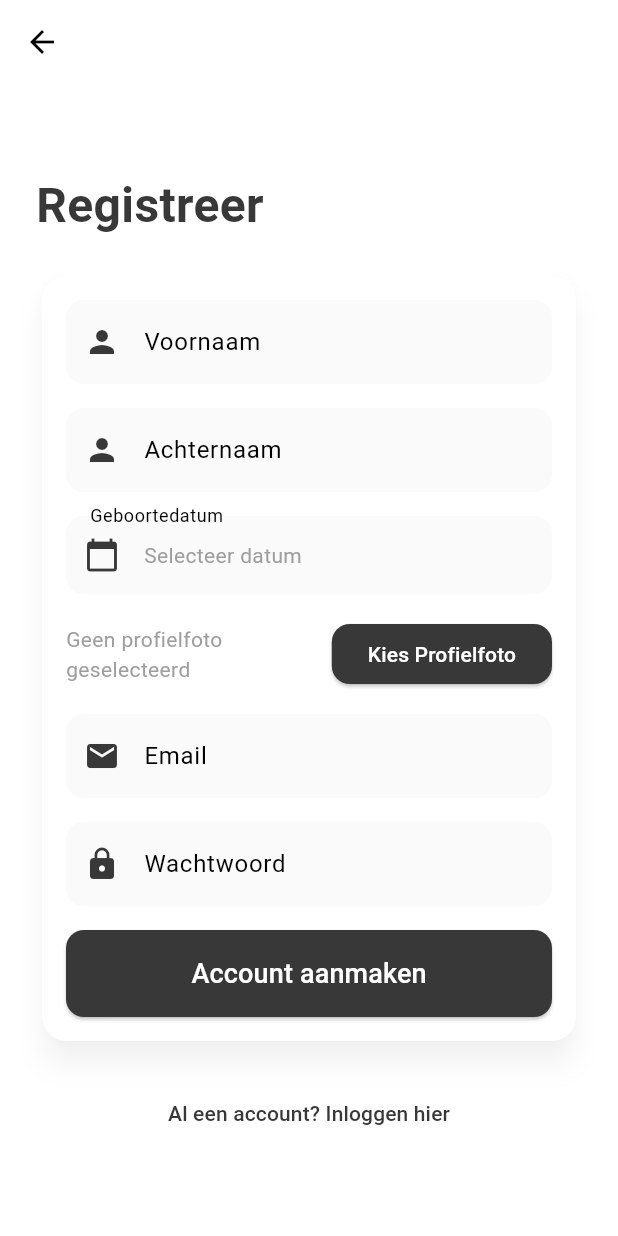
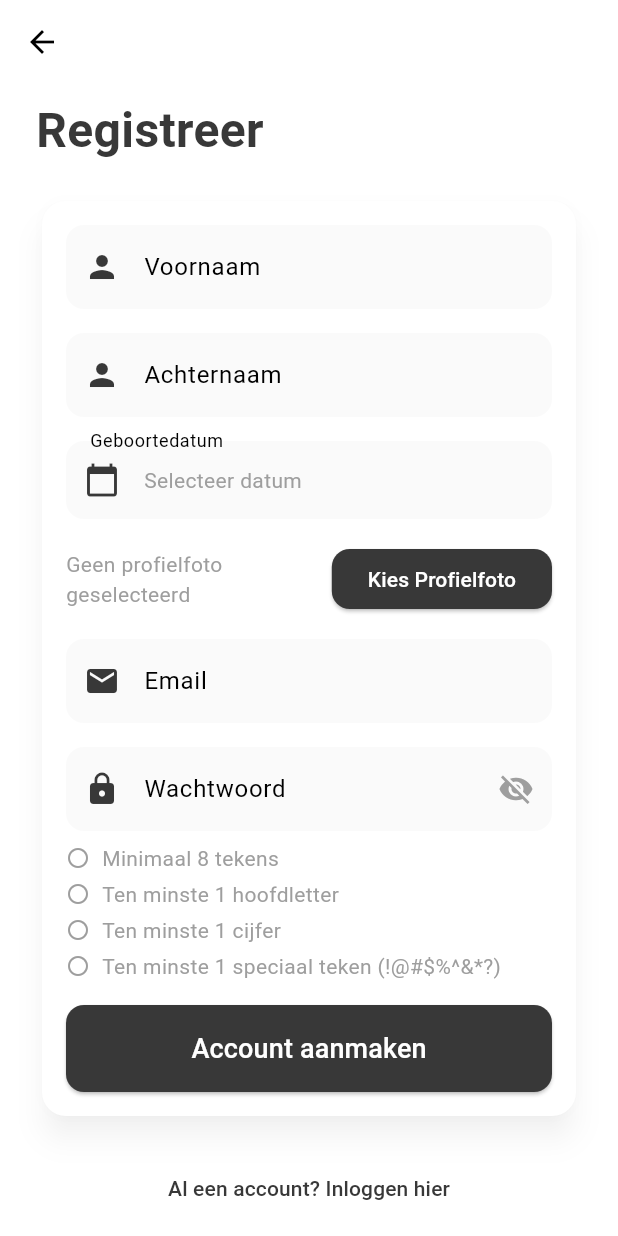
Before and after one commit to lararqn/Flutter, a Flutter app: the AuthPage screen opened directly, on a phone screen of 412 x 824 dp. Run offline on Flutter 3.47's test engine with Material 3 defaults, Android fonts, the phone set to English and light mode, and no system bars; our stand-ins replace cloud_firestore, firebase_auth, firebase_core, firebase_storage, flutter_map, geolocator and 2 more; missing offline and left inert: flutter_map_cancellable_tile_provider; accounts and stored records are empty.

Commit message:
Added toggle to see password when typing it in

```diff
--- a/app/lib/login.dart
+++ b/app/lib/login.dart
@@ -17,6 +17,8 @@ class _LoginPageState extends State<LoginPage> {
   bool _isLoading = false;
   String? _emailError;
   String? _credentialsError;
+  bool _obscurePassword = true;
+
 
   bool isValidEmail(String email) {
     final emailRegEx = RegExp(r'^[\w-\.]+@([\w-]+\.)+[\w-]{2,4}$');
@@ -149,12 +151,23 @@ class _LoginPageState extends State<LoginPage> {
                       const SizedBox(height: 16),
                       TextField(
                         controller: passwordController,
-                        obscureText: true,
+                        obscureText: _obscurePassword,
                         decoration: InputDecoration(
                           labelText: AppStrings.passwordLabel,
                           prefixIcon: const Icon(
                             Icons.lock,
                             color: Color(0xFF383838),
+                          ),
+                          suffixIcon: IconButton(
+                            icon: Icon(
+                              _obscurePassword ? Icons.visibility_off : Icons.visibility,
+                              color: const Color(0xFF383838),
+                            ),
+                            onPressed: () {
+                              setState(() {
+                                _obscurePassword = !_obscurePassword;
+                              });
+                            },
                           ),
                           border: OutlineInputBorder(
                             borderRadius: BorderRadius.circular(12),
@@ -166,6 +179,7 @@ class _LoginPageState extends State<LoginPage> {
                         ),
                         onChanged: onPasswordChanged,
                       ),
+
                       const SizedBox(height: 20),
                       ElevatedButton(
                         onPressed: _isLoading ? null : login,
--- a/app/lib/register.dart
+++ b/app/lib/register.dart
@@ -1,8 +1,6 @@
 import 'dart:convert';
 import 'dart:io';
 import 'package:cloud_firestore/cloud_firestore.dart';
-import 'package:firebase_storage/firebase_storage.dart';
-import 'package:flutter/foundation.dart';
 import 'package:flutter/material.dart';
 import 'package:firebase_auth/firebase_auth.dart';
 import 'package:app/strings.dart';
@@ -24,6 +22,8 @@ class _AuthPageState extends State<AuthPage> {
   DateTime? selectedDate;
   XFile? _profileImage;
   final ImagePicker _picker = ImagePicker();
+  bool _passwordVisible = false;
+
 
   bool _isLoading = false;
   String? _emailError;
@@ -32,16 +32,18 @@ class _AuthPageState extends State<AuthPage> {
   String? _lastNameError;
   String? _dateError;
 
+  bool _hasMinLength = false;
+  bool _hasUppercase = false;
+  bool _hasDigit = false;
+  bool _hasSpecialChar = false;
+
   bool isValidEmail(String email) {
     final emailRegEx = RegExp(r'^[\w-\.]+@([\w-]+\.)+[\w-]{2,4}$');
     return emailRegEx.hasMatch(email);
   }
 
-  bool isValidPassword(String password) {
-    final passwordRegEx = RegExp(
-      r'^(?=.*[A-Z])(?=.*\d)(?=.*[!@#$%^&*?])[A-Za-z\d!@#$%^&*?]{8,}$',
-    );
-    return passwordRegEx.hasMatch(password);
+ bool isValidPassword(String password) {
+    return _hasMinLength && _hasUppercase && _hasDigit && _hasSpecialChar;
   }
 
   void validateEmail(String value) {
@@ -56,6 +58,11 @@ class _AuthPageState extends State<AuthPage> {
 
   void validatePassword(String value) {
     setState(() {
+      _hasMinLength = value.length >= 8;
+      _hasUppercase = RegExp(r'[A-Z]').hasMatch(value);
+      _hasDigit = RegExp(r'\d').hasMatch(value);
+      _hasSpecialChar = RegExp(r'[!@#$%^&*?]').hasMatch(value);
+
       if (value.isEmpty || isValidPassword(value)) {
         _passwordError = null;
       } else {
@@ -376,12 +383,23 @@ class _AuthPageState extends State<AuthPage> {
                       const SizedBox(height: 16),
                       TextField(
                         controller: passwordController,
-                        obscureText: true,
+                        obscureText: !_passwordVisible,
                         decoration: InputDecoration(
                           labelText: AppStrings.passwordLabel,
                           prefixIcon: const Icon(
                             Icons.lock,
                             color: Color(0xFF383838),
+                          ),
+                          suffixIcon: IconButton(
+                            icon: Icon(
+                              _passwordVisible ? Icons.visibility : Icons.visibility_off,
+                              color: Colors.grey,
+                            ),
+                            onPressed: () {
+                              setState(() {
+                                _passwordVisible = !_passwordVisible;
+                              });
+                            },
                           ),
                           border: OutlineInputBorder(
                             borderRadius: BorderRadius.circular(12),
@@ -392,6 +410,84 @@ class _AuthPageState extends State<AuthPage> {
                           errorText: _passwordError,
                         ),
                         onChanged: validatePassword,
+                      ),
+
+                      const SizedBox(height: 8),
+                      Column(
+                        crossAxisAlignment: CrossAxisAlignment.start,
+                        children: [
+                          Row(
+                            children: [
+                              Icon(
+                                _hasMinLength ? Icons.check_circle : Icons.circle_outlined,
+                                color: _hasMinLength ? Colors.green : Colors.grey,
+                                size: 16,
+                              ),
+                              const SizedBox(width: 8),
+                              Text(
+                                'Minimaal 8 tekens',
+                                style: TextStyle(
+                                  color: _hasMinLength ? Colors.green : Colors.grey,
+                                  fontSize: 14,
+                                ),
+                              ),
+                            ],
+                          ),
+                          const SizedBox(height: 4),
+                          Row(
+                            children: [
+                              Icon(
+                                _hasUppercase ? Icons.check_circle : Icons.circle_outlined,
+                                color: _hasUppercase ? Colors.green : Colors.grey,
+                                size: 16,
+                              ),
+                              const SizedBox(width: 8),
+                              Text(
+                                'Ten minste 1 hoofdletter',
+                                style: TextStyle(
+                                  color: _hasUppercase ? Colors.green : Colors.grey,
+                                  fontSize: 14,
+                                ),
+                              ),
+                            ],
+                          ),
+                          const SizedBox(height: 4),
+                          Row(
+                            children: [
+                              Icon(
+                                _hasDigit ? Icons.check_circle : Icons.circle_outlined,
+                                color: _hasDigit ? Colors.green : Colors.grey,
+                                size: 16,
+                              ),
+                              const SizedBox(width: 8),
+                              Text(
+                                'Ten minste 1 cijfer',
+                                style: TextStyle(
+                                  color: _hasDigit ? Colors.green : Colors.grey,
+                                  fontSize: 14,
+                                ),
+                              ),
+                            ],
+                          ),
+                          const SizedBox(height: 4),
+                          Row(
+                            children: [
+                              Icon(
+                                _hasSpecialChar ? Icons.check_circle : Icons.circle_outlined,
+                                color: _hasSpecialChar ? Colors.green : Colors.grey,
+                                size: 16,
+                              ),
+                              const SizedBox(width: 8),
+                              Text(
+                                'Ten minste 1 speciaal teken (!@#\$%^&*?)',
+                                style: TextStyle(
+                                  color: _hasSpecialChar ? Colors.green : Colors.grey,
+                                  fontSize: 14,
+                                ),
+                              ),
+                            ],
+                          ),
+                        ],
                       ),
                       const SizedBox(height: 16),
                       ElevatedButton(
```
